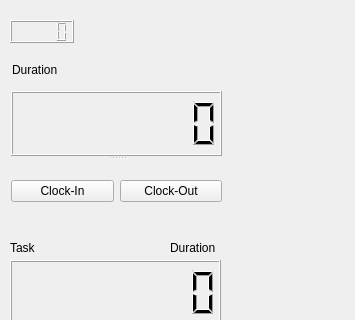
Qt form timeTraceUI.ui (gartnerd/timeTraceB1) before a commit; both pictures show x 0 to 355 and y 0 to 320 of the 355 by 635 pixel window.
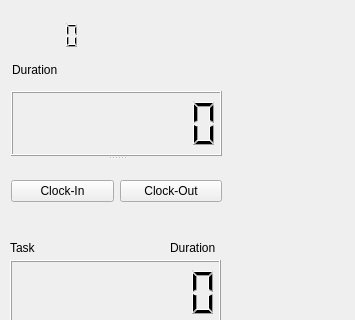
The same form after that commit.

Commit message: updated attributes of top lcd display

The edit to the form file:
```diff
--- a/timeTraceUI.ui
+++ b/timeTraceUI.ui
@@ -149,10 +149,22 @@
      <rect>
       <x>10</x>
       <y>20</y>
-      <width>64</width>
-      <height>23</height>
+      <width>71</width>
+      <height>31</height>
      </rect>
     </property>
+    <property name="font">
+     <font>
+      <weight>75</weight>
+      <bold>true</bold>
+     </font>
+    </property>
+    <property name="frameShape">
+     <enum>QFrame::NoFrame</enum>
+    </property>
+    <property name="lineWidth">
+     <number>1</number>
+    </property>
    </widget>
    <widget class="QSplitter" name="splitter">
     <property name="geometry">
```
Left out of the diff: 2 changed lines with no effect on the pictures.
